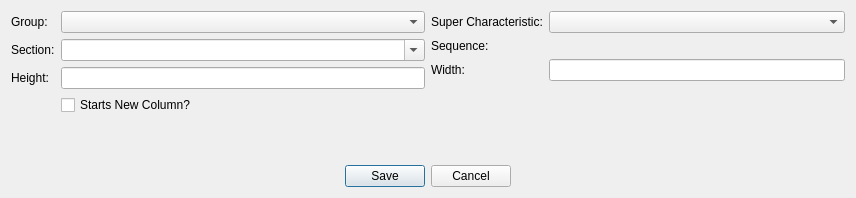
Above: client/uiforms/museScCreateGroupLayoutItem.ui from MuseSystems/musesuperchar before the change. Below: the same form after it.
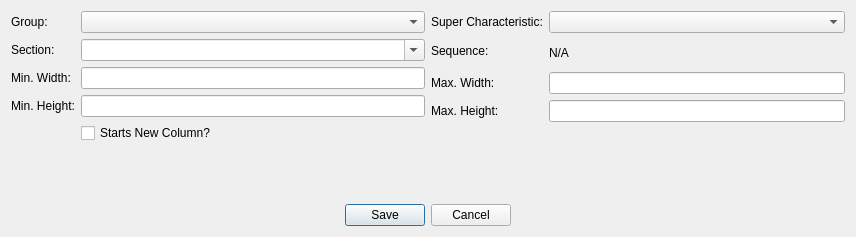
That is the form after the change. Custom widgets are drawn as their Qt base class.

Commit message:
Add min/max width/height to maintenance UI
This adds the min/max functionality to the various superchar management UI.

What changed in the file:
```diff
--- a/client/uiforms/museScCreateGroupLayoutItem.ui
+++ b/client/uiforms/museScCreateGroupLayoutItem.ui
@@ -14,7 +14,7 @@
     <x>0</x>
     <y>0</y>
     <width>856</width>
-    <height>198</height>
+    <height>237</height>
    </rect>
   </property>
   <property name="windowTitle">
@@ -49,17 +49,27 @@
          </property>
         </widget>
        </item>
-       <item row="2" column="0">
+       <item row="3" column="0">
         <widget class="XLabel" name="heightXLabel">
          <property name="text">
-          <string>Height:</string>
+          <string>Min. Height:</string>
          </property>
         </widget>
        </item>
-       <item row="2" column="1">
+       <item row="3" column="1">
         <widget class="XLineEdit" name="heightXLineEdit"/>
        </item>
-       <item row="3" column="1">
+       <item row="2" column="0">
+        <widget class="XLabel" name="widthXLabel">
+         <property name="text">
+          <string>Min. Width:</string>
+         </property>
+        </widget>
+       </item>
+       <item row="2" column="1">
+        <widget class="XLineEdit" name="widthXLineEdit"/>
+       </item>
+       <item row="4" column="1">
         <widget class="XCheckBox" name="isNewColumnCheckBox">
          <property name="text">
           <string>Starts New Column?</string>
@@ -88,17 +98,37 @@
         </widget>
        </item>
        <item row="1" column="1">
-        <widget class="XLabel" name="seqValueXLabel"/>
-       </item>
-       <item row="2" column="0">
-        <widget class="XLabel" name="widthXLabel">
+        <widget class="XLabel" name="seqValueXLabel">
+         <property name="minimumSize">
+          <size>
+           <width>0</width>
+           <height>27</height>
+          </size>
+         </property>
          <property name="text">
-          <string>Width:</string>
+          <string>N/A</string>
          </property>
         </widget>
        </item>
        <item row="2" column="1">
-        <widget class="XLineEdit" name="widthXLineEdit"/>
+        <widget class="XLineEdit" name="maxWidthXLineEdit"/>
+       </item>
+       <item row="2" column="0">
+        <widget class="XLabel" name="maxWidthXLabel">
+         <property name="text">
+          <string>Max. Width:</string>
+         </property>
+        </widget>
+       </item>
+       <item row="3" column="0">
+        <widget class="XLabel" name="maxHeightXLabel">
+         <property name="text">
+          <string>Max. Height:</string>
+         </property>
+        </widget>
+       </item>
+       <item row="3" column="1">
+        <widget class="XLineEdit" name="maxHeightXLineEdit"/>
        </item>
       </layout>
      </item>
```
The commit also changes 3 other files.
